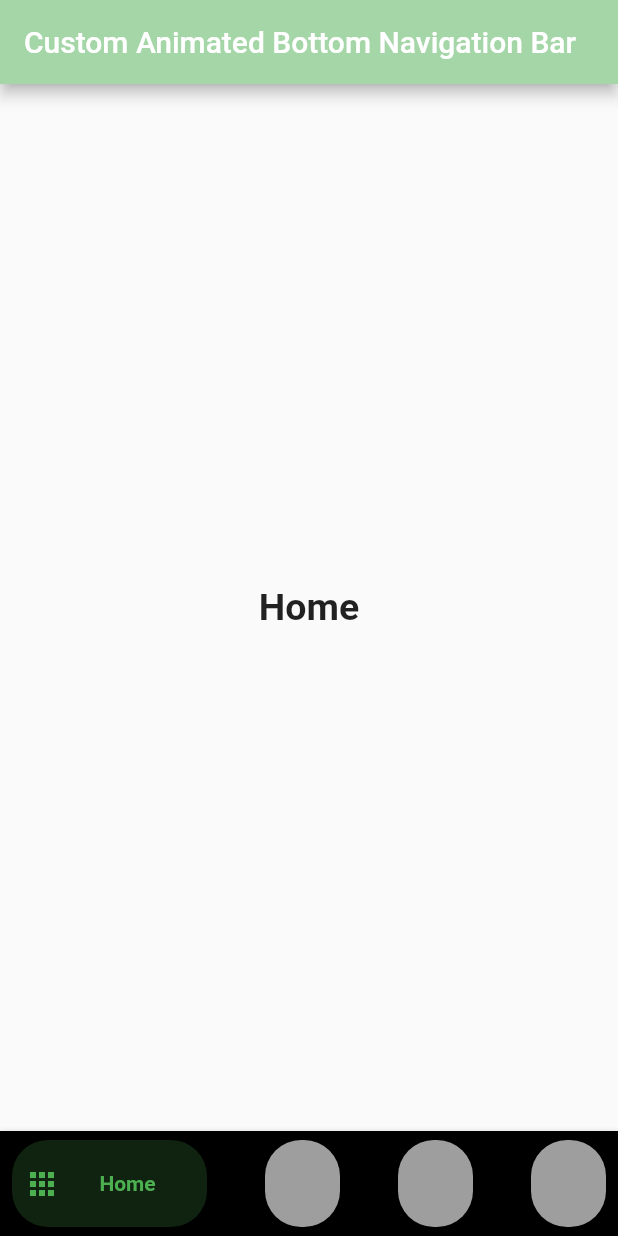
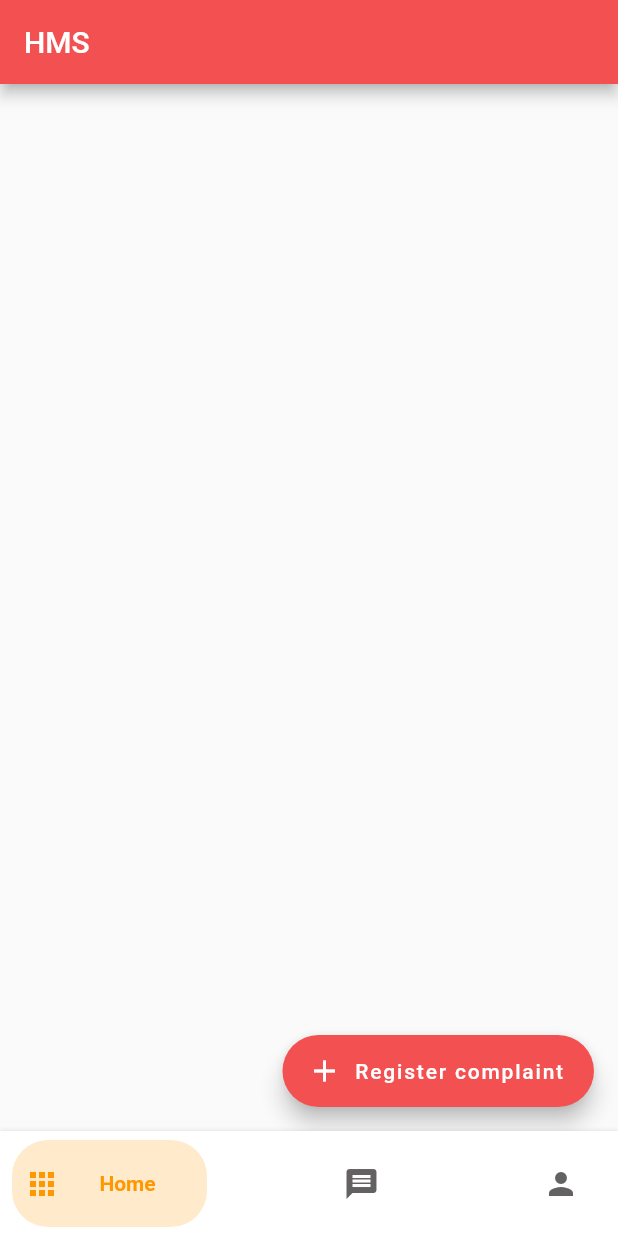
Before and after one commit to KshitijThareja/CleanSlate, a Flutter app: the HomeScreen screen opened directly, on a phone screen of 412 x 824 dp. Run offline on Flutter 3.47's test engine with Material 2 defaults, Android fonts, the phone set to English and light mode, and no system bars; our stand-ins replace cloud_firestore, firebase_auth, firebase_core; accounts and stored records are empty.

```diff
--- a/lib/main.dart
+++ b/lib/main.dart
@@ -2,7 +2,6 @@ import 'package:flutter/material.dart';
 import 'package:hms/screens/home.dart';
 import 'package:firebase_core/firebase_core.dart';
 import 'firebase_options.dart';
-import 'package:firebase_auth/firebase_auth.dart';
 
 Future<void> main() async {
   WidgetsFlutterBinding.ensureInitialized();
--- a/lib/screens/custom_animated_bottom_bar.dart
+++ b/lib/screens/custom_animated_bottom_bar.dart
@@ -2,7 +2,6 @@ import 'package:flutter/material.dart';
 import 'package:flutter/widgets.dart';
 
 class CustomAnimatedBottomBar extends StatelessWidget {
-
   CustomAnimatedBottomBar({
     Key? key,
     this.selectedIndex = 0,
@@ -16,7 +15,7 @@ class CustomAnimatedBottomBar extends StatelessWidget {
     required this.items,
     required this.onItemSelected,
     this.curve = Curves.linear,
-  }) : assert(items.length >= 2 && items.length <= 5),
+  })  : assert(items.length >= 2 && items.length <= 5),
         super(key: key);
 
   final int selectedIndex;
@@ -33,7 +32,8 @@ class CustomAnimatedBottomBar extends StatelessWidget {
 
   @override
   Widget build(BuildContext context) {
-    final bgColor = backgroundColor ?? Theme.of(context).bottomAppBarTheme.color;
+    final bgColor =
+        backgroundColor ?? Theme.of(context).bottomAppBarTheme.color;
 
     return Container(
       decoration: BoxDecoration(
@@ -61,7 +61,7 @@ class CustomAnimatedBottomBar extends StatelessWidget {
                   item: item,
                   iconSize: iconSize,
                   isSelected: index == selectedIndex,
-                  backgroundColor: Colors.grey,
+                  backgroundColor: Colors.white,
                   itemCornerRadius: itemCornerRadius,
                   animationDuration: animationDuration,
                   curve: curve,
@@ -93,7 +93,7 @@ class _ItemWidget extends StatelessWidget {
     required this.itemCornerRadius,
     required this.iconSize,
     this.curve = Curves.linear,
-  })  : super(key: key);
+  }) : super(key: key);
 
   @override
   Widget build(BuildContext context) {
@@ -107,7 +107,7 @@ class _ItemWidget extends StatelessWidget {
         curve: curve,
         decoration: BoxDecoration(
           color:
-          isSelected ? item.activeColor.withOpacity(0.2) : backgroundColor,
+              isSelected ? item.activeColor.withOpacity(0.2) : backgroundColor,
           borderRadius: BorderRadius.circular(itemCornerRadius),
         ),
         child: SingleChildScrollView(
@@ -127,15 +127,15 @@ class _ItemWidget extends StatelessWidget {
                     color: isSelected
                         ? item.activeColor.withOpacity(1)
                         : item.inactiveColor == null
-                        ? item.activeColor
-                        : item.inactiveColor,
+                            ? item.activeColor
+                            : item.inactiveColor,
                   ),
                   child: item.icon,
                 ),
                 if (isSelected)
                   Expanded(
                     child: Container(
-                      padding: EdgeInsets.symmetric(horizontal: 4),
+                      padding:const EdgeInsets.symmetric(horizontal: 4),
                       child: DefaultTextStyle.merge(
                         style: TextStyle(
                           color: item.activeColor,
@@ -155,8 +155,8 @@ class _ItemWidget extends StatelessWidget {
     );
   }
 }
+
 class BottomNavyBarItem {
-
   BottomNavyBarItem({
     required this.icon,
     required this.title,
@@ -170,5 +170,4 @@ class BottomNavyBarItem {
   final Color activeColor;
   final Color? inactiveColor;
   final TextAlign? textAlign;
-
 }
--- a/lib/screens/my_homepage.dart
+++ b/lib/screens/my_homepage.dart
@@ -1,5 +1,6 @@
 import 'package:flutter/material.dart';
 import 'package:hms/screens/custom_animated_bottom_bar.dart';
+import 'package:hms/screens/reg_complaint.dart';
 
 class HomeScreen extends StatefulWidget {
   @override
@@ -8,14 +9,14 @@ class HomeScreen extends StatefulWidget {
 
 class HomeScreenState extends State<HomeScreen> {
   int _currentIndex = 0;
-  final _inactiveColor = Colors.grey;
+  final _inactiveColor = const Color.fromARGB(255, 99, 97, 97);
   @override
   Widget build(BuildContext context) {
     return Scaffold(
         appBar: AppBar(
           automaticallyImplyLeading: false,
-          title:const Text("Custom Animated Bottom Navigation Bar"),
-          backgroundColor: Colors.green[200],
+          title: const Text("HMS"),
+          backgroundColor: const Color.fromARGB(255, 243, 81, 81),
         ),
         body: getBody(),
         bottomNavigationBar: _buildBottomBar());
@@ -24,7 +25,7 @@ class HomeScreenState extends State<HomeScreen> {
   Widget _buildBottomBar() {
     return CustomAnimatedBottomBar(
       containerHeight: 70,
-      backgroundColor: Colors.black,
+      backgroundColor: Colors.white,
       selectedIndex: _currentIndex,
       showElevation: true,
       itemCornerRadius: 24,
@@ -33,65 +34,53 @@ class HomeScreenState extends State<HomeScreen> {
       items: <BottomNavyBarItem>[
         BottomNavyBarItem(
           icon: const Icon(Icons.apps),
-          title:const Text('Home'),
-          activeColor: Colors.green,
-          inactiveColor: _inactiveColor,
-          textAlign: TextAlign.center,
-        ),
-        BottomNavyBarItem(
-          icon:const Icon(Icons.people),
-          title: const Text('Users'),
-          activeColor: Colors.purpleAccent,
+          title: const Text('Home'),
+          activeColor: Colors.orange,
           inactiveColor: _inactiveColor,
           textAlign: TextAlign.center,
         ),
         BottomNavyBarItem(
           icon: const Icon(Icons.message),
-          title:const Text(
-            'Messages ',
+          title: const Text(
+            'Notifications ',
           ),
-          activeColor: Colors.pink,
+          activeColor: Colors.orange,
           inactiveColor: _inactiveColor,
           textAlign: TextAlign.center,
         ),
         BottomNavyBarItem(
-          icon: const Icon(Icons.settings),
-          title: const Text('Settings'),
-          activeColor: Colors.blue,
+          icon: const Icon(Icons.person),
+          title: const Text('Users'),
+          activeColor: Colors.orange,
           inactiveColor: _inactiveColor,
           textAlign: TextAlign.center,
         ),
+
+        // BottomNavyBarItem(
+        //   icon: const Icon(Icons.settings),
+        //   title: const Text('Settings'),
+        //   activeColor: Colors.blue,
+        //   // inactiveColor: _inactiveColor,
+        //   textAlign: TextAlign.center,
+        // ),
       ],
     );
   }
 
   Widget getBody() {
     List<Widget> pages = [
+      Container(alignment: Alignment.center, child: Register()),
       Container(
         alignment: Alignment.center,
         child: const Text(
-          "Home",
+          "Notifications",
           style: TextStyle(fontSize: 25, fontWeight: FontWeight.bold),
         ),
       ),
       Container(
         alignment: Alignment.center,
         child: const Text(
-          "Users",
-          style: TextStyle(fontSize: 25, fontWeight: FontWeight.bold),
-        ),
-      ),
-      Container(
-        alignment: Alignment.center,
-        child: const Text(
-          "Messages",
-          style: TextStyle(fontSize: 25, fontWeight: FontWeight.bold),
-        ),
-      ),
-      Container(
-        alignment: Alignment.center,
-        child: const Text(
-          "Settings",
+          "Account",
           style: TextStyle(fontSize: 25, fontWeight: FontWeight.bold),
         ),
       ),
--- /dev/null
+++ b/lib/screens/reg_complaint.dart
@@ -0,0 +1,23 @@
+import 'package:flutter/material.dart';
+import 'package:hms/screens/reg_form.dart';
+
+class Register extends StatelessWidget {
+  @override
+  Widget build(BuildContext context) {
+    return Scaffold(
+      floatingActionButton: GestureDetector(
+        child: FloatingActionButton.extended(
+          onPressed: () {
+            Navigator.push(
+                context, MaterialPageRoute(builder: (context) => RegForm()));
+
+            // Add your onPressed code here!
+          },
+          label: const Text('Register complaint'),
+          icon: const Icon(Icons.add),
+          backgroundColor: const Color.fromARGB(255, 243, 81, 81),
+        ),
+      ),
+    );
+  }
+}
--- a/pubspec.yaml
+++ b/pubspec.yaml
@@ -40,6 +40,8 @@ dependencies:
   simple_animations: ^5.0.0+3
   flutterfire_ui: ^0.4.3+20
   responsive_framework: ^0.1.4
+  cloud_firestore: ^4.5.3
+  intl: ^0.17.0
 
 dev_dependencies:
   flutter_test:
```
Also changed, not shown: lib/screens/reg_form.dart (added, +145 -0 lines), pubspec.lock.
